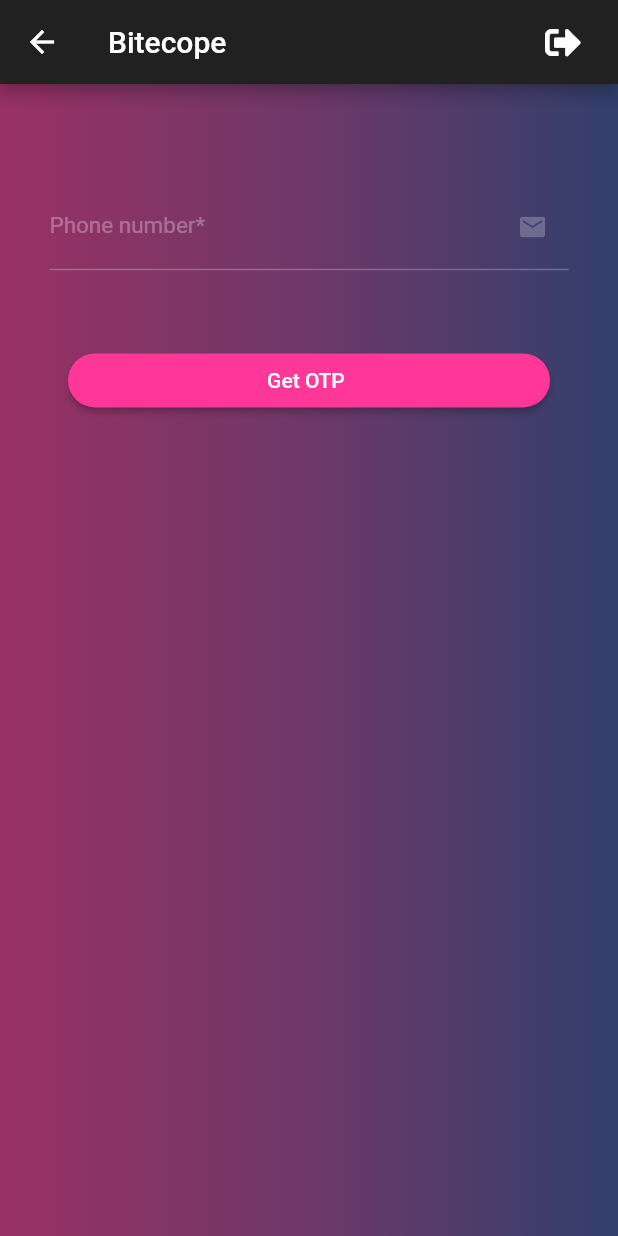
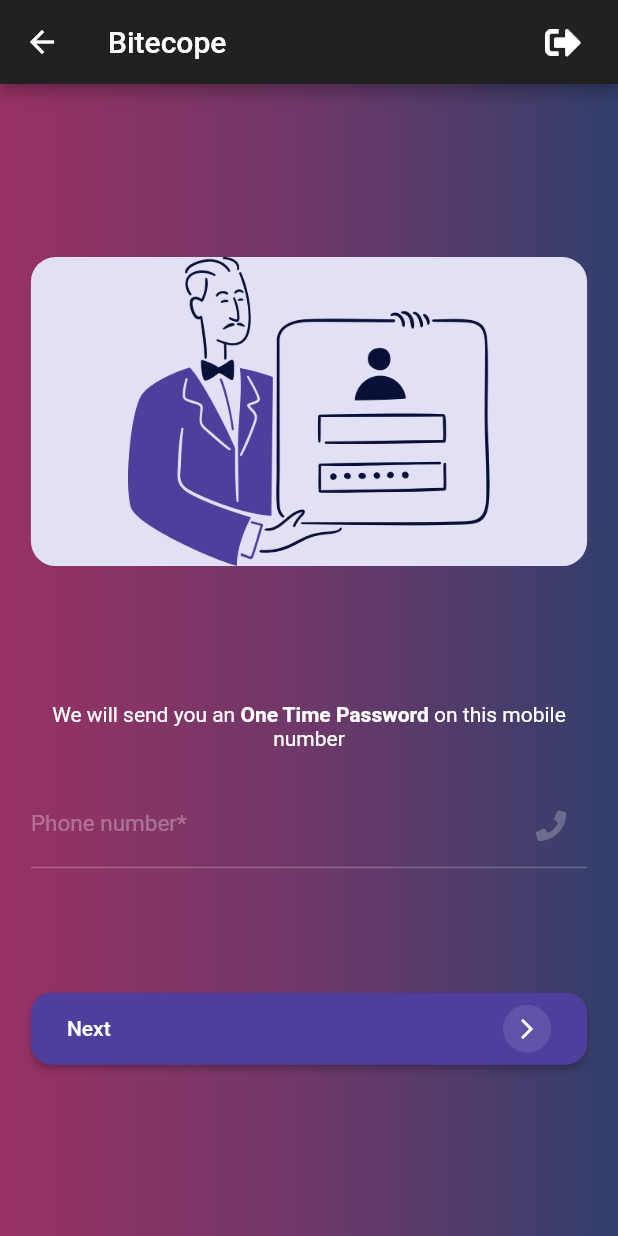
Before and after one commit to Monofyi/Bitcope-Flutter, a Flutter app: the OTPPage screen opened directly, on a phone screen of 412 x 824 dp. Run offline on Flutter 3.47's test engine with Material 2 defaults, Android fonts, the phone set to English and light mode, and no system bars; our stand-ins replace bloc, dio, equatable, flutter_bloc, font_awesome_flutter, permission_handler and 1 more; missing offline and left inert: flutter_barcode_scanner; accounts and stored records are empty.

Commit message:
First working Release Apk version-4

```diff
--- a/lib/features/sendotp/presentation/bloc/otp_bloc.dart
+++ b/lib/features/sendotp/presentation/bloc/otp_bloc.dart
@@ -18,6 +18,7 @@ class OTPBloc extends Bloc<OTPEvent, OTPState> {
     OTPEvent event,
   ) async* {
     if (event is GetOTPButtonPressed) {
+      yield LoadProgressBar();
       try {
         String token = await otpRepository.getTokenForSentOTP();
         String url = Uri.https(
@@ -43,6 +44,7 @@ class OTPBloc extends Bloc<OTPEvent, OTPState> {
       } catch (e) {}
     }
     if (event is VerifyOTPButtonPressed) {
+      yield LoadProgressBar();
       try {
         String token = await otpRepository.getTokenForSentOTP();
         String urlValidateOtp = Uri.https(
--- a/lib/features/sendotp/presentation/pages/otp_page.dart
+++ b/lib/features/sendotp/presentation/pages/otp_page.dart
@@ -1,17 +1,20 @@
 import 'package:bitcope/core/utils/customtextfield.dart';
 import 'package:bitcope/core/utils/sizeconfig.dart';
 import 'package:bitcope/features/authentication/authentication_bloc.dart';
+import 'package:bitcope/features/dashboard/presentation/pages/dashboard_page.dart';
 import 'package:bitcope/features/sendotp/data/repository/otp_repository.dart';
 import 'package:bitcope/features/sendotp/presentation/bloc/otp_bloc.dart';
 import 'package:flutter/material.dart';
 import 'package:flutter_bloc/flutter_bloc.dart';
 import 'package:font_awesome_flutter/font_awesome_flutter.dart';
+import 'package:bitcope/features/sendotp/presentation/widgets/otp_verified.dart';
+import 'package:bitcope/features/sendotp/presentation/widgets/otp_initial.dart';
 
 class OTPPage extends StatelessWidget {
   final String transactionId;
   final GlobalKey<ScaffoldState> _scaffoldKey = GlobalKey<ScaffoldState>();
-  final GlobalKey<FormState> _formKey = GlobalKey<FormState>();
-  final _phoneNoController = TextEditingController();
+  final GlobalKey<FormState> formKey = GlobalKey<FormState>();
+  final phoneNoController = TextEditingController();
 
   OTPPage({Key key, this.transactionId}) : super(key: key);
   @override
@@ -36,7 +39,22 @@ class OTPPage extends StatelessWidget {
           )
         ],
       ),
-      body: MultiBlocProvider(
+      body: Container(
+        width: MediaQuery.of(context).size.width,
+        height: MediaQuery.of(context).size.height,
+        decoration: BoxDecoration(
+          gradient: LinearGradient(
+            begin: Alignment.centerLeft,
+            end: Alignment.centerRight,
+            //stops: [0.3, 0.6, .9],
+            colors: [
+              Color(0xff993164),
+              Color(0xff6E3869),
+              Color(0xff323F6C),
+            ],
+          ),
+        ),
+        child: MultiBlocProvider(
           providers: [
             BlocProvider(
               create: (context) {
@@ -47,7 +65,114 @@ class OTPPage extends StatelessWidget {
           child: BlocBuilder<OTPBloc, OTPState>(
             builder: (context, state) {
               if (state is OTPInitial) {
-              return Container(
+                return otpInitial(
+                  formKey: formKey,
+                  context: context,
+                  phoneController: phoneNoController,
+                  onPressed: () {
+                    if (formKey.currentState.validate()) {
+                      BlocProvider.of<OTPBloc>(context).add(
+                        GetOTPButtonPressed(
+                          phoneno: int.parse(phoneNoController.text),
+                          transactionId: transactionId,
+                        ),
+                      );
+                    }
+                  },
+                );
+                // return ListView(
+                //   children: <Widget>[
+                //     SizedBox(
+                //       height: 8.0 * SizeConfig.heightMultiplier,
+                //     ),
+                //     Padding(
+                //       padding: EdgeInsets.only(
+                //           left: 8.0 * SizeConfig.widthMultiplier,
+                //           right: 8.0 * SizeConfig.widthMultiplier),
+                //       child: Form(
+                //         key: formKey,
+                //         child: Column(
+                //           crossAxisAlignment: CrossAxisAlignment.start,
+                //           mainAxisAlignment: MainAxisAlignment.start,
+                //           children: <Widget>[
+                //             customTextFields(
+                //               controller: phoneNoController,
+                //               keyboardType: TextInputType.emailAddress,
+                //               context: context,
+                //               color: Colors.white24,
+                //               iconData: Icons.email,
+                //               name: 'Phone number*',
+                //               validator: (value) {
+                //                 RegExp regExp = new RegExp(
+                //                   r"(\+\d{1,2}\s)?\(?\d{3}\)?[\s.-]?\d{3}[\s.-]?\d{4}$",
+                //                 );
+                //                 if (value.length == 0) {
+                //                   return "Phone no is Required";
+                //                 } else if (!regExp.hasMatch(value)) {
+                //                   return "Phone no is invalid";
+                //                 } else {
+                //                   return null;
+                //                 }
+                //               },
+                //               obscureText: false,
+                //             ),
+                //           ],
+                //         ),
+                //       ),
+                //     ),
+                //     SizedBox(height: 3.0 * SizeConfig.heightMultiplier),
+                //     SizedBox(height: 3.0 * SizeConfig.heightMultiplier),
+                //     Padding(
+                //       padding: EdgeInsets.only(
+                //           left: 11.0 * SizeConfig.widthMultiplier,
+                //           right: 11.0 * SizeConfig.widthMultiplier),
+                //       child: RaisedButton(
+                //         child: Row(
+                //           mainAxisAlignment: MainAxisAlignment.center,
+                //           children: [
+                //             Text(
+                //               'Get OTP',
+                //               style: TextStyle(color: Colors.white),
+                //             ),
+                //             SizedBox(
+                //               width: 1.0 * SizeConfig.widthMultiplier,
+                //             ),
+                //             state is LoadProgressBar
+                //                 ? SizedBox(
+                //                     width: 5.0 * SizeConfig.widthMultiplier,
+                //                     height: 5.0 * SizeConfig.widthMultiplier,
+                //                     child: CircularProgressIndicator(),
+                //                   )
+                //                 : Container(),
+                //           ],
+                //         ),
+                //         color: Color(0xFFFF3799),
+                //         shape: RoundedRectangleBorder(
+                //             borderRadius: BorderRadius.all(Radius.circular(
+                //                 10.0 * SizeConfig.widthMultiplier))),
+                //         onPressed: () {
+                //           if (formKey.currentState.validate()) {
+                //             BlocProvider.of<OTPBloc>(context).add(
+                //               GetOTPButtonPressed(
+                //                 phoneno: int.parse(phoneNoController.text),
+                //                 transactionId: transactionId,
+                //               ),
+                //             );
+                //           }
+                //         },
+                //       ),
+                //     ),
+                //     SizedBox(height: 3.0 * SizeConfig.heightMultiplier),
+                //     SizedBox(
+                //       height: 3.0 * SizeConfig.heightMultiplier,
+                //     ),
+                //   ],
+                // );
+              }
+              if (state is OTPHasSent) {
+                phoneNoController.clear();
+                return Center(
+                  child: Container(
                     decoration: BoxDecoration(
                       gradient: LinearGradient(
                         begin: Alignment.centerLeft,
@@ -70,118 +195,14 @@ class OTPPage extends StatelessWidget {
                               left: 8.0 * SizeConfig.widthMultiplier,
                               right: 8.0 * SizeConfig.widthMultiplier),
                           child: Form(
-                          key: _formKey,
+                            key: formKey,
                             child: Column(
                               crossAxisAlignment: CrossAxisAlignment.start,
                               mainAxisAlignment: MainAxisAlignment.start,
                               children: <Widget>[
                                 customTextFields(
-                                controller: _phoneNoController,
-                                keyboardType: TextInputType.emailAddress,
-                                context: context,
-                                color: Colors.white24,
-                                iconData: Icons.email,
-                                name: 'Phone number*',
-                                validator: (value) {
-                                  RegExp regExp = new RegExp(
-                                    r"(\+\d{1,2}\s)?\(?\d{3}\)?[\s.-]?\d{3}[\s.-]?\d{4}$",
-                                  );
-                                  if (value.length == 0) {
-                                    return "Phone no is Required";
-                                  } else if (!regExp.hasMatch(value)) {
-                                    return "Phone no is invalid";
-                                  } else {
-                                    return null;
-                                  }
-                                },
-                                obscureText: false,
-                              ),
-                            ],
-                          ),
-                        ),
-                      ),
-                      SizedBox(height: 3.0 * SizeConfig.heightMultiplier),
-                      SizedBox(height: 3.0 * SizeConfig.heightMultiplier),
-                      Padding(
-                        padding: EdgeInsets.only(
-                            left: 11.0 * SizeConfig.widthMultiplier,
-                            right: 11.0 * SizeConfig.widthMultiplier),
-                        child: RaisedButton(
-                          child: Row(
-                            mainAxisAlignment: MainAxisAlignment.center,
-                            children: [
-                              Text(
-                                'Get OTP',
-                                style: TextStyle(color: Colors.white),
-                              ),
-                              SizedBox(
-                                width: 1.0 * SizeConfig.widthMultiplier,
-                              ),
-                              state is LoadProgressBar
-                                  ? SizedBox(
-                                      width: 5.0 * SizeConfig.widthMultiplier,
-                                      height: 5.0 * SizeConfig.widthMultiplier,
-                                      child: CircularProgressIndicator(),
-                                    )
-                                  : Container(),
-                            ],
-                          ),
-                          color: Color(0xFFFF3799),
-                          shape: RoundedRectangleBorder(
-                              borderRadius: BorderRadius.all(Radius.circular(
-                                  10.0 * SizeConfig.widthMultiplier))),
-                          onPressed: () {
-                            if (_formKey.currentState.validate()) {
-                              BlocProvider.of<OTPBloc>(context).add(
-                                GetOTPButtonPressed(
-                                  phoneno: int.parse(_phoneNoController.text),
-                                  transactionId: transactionId,
-                                ),
-                              );
-                            }
-                          },
-                        ),
-                      ),
-                      SizedBox(height: 3.0 * SizeConfig.heightMultiplier),
-                      SizedBox(
-                        height: 3.0 * SizeConfig.heightMultiplier,
-                      ),
-                    ],
-                  ));
-            }
-            if (state is OTPHasSent) {
-              _phoneNoController.clear();
-              return Container(
-                decoration: BoxDecoration(
-                  gradient: LinearGradient(
-                    begin: Alignment.centerLeft,
-                    end: Alignment.centerRight,
-                    //stops: [0.3, 0.6, .9],
-                    colors: [
-                      Color(0xff993164),
-                      Color(0xff6E3869),
-                      Color(0xff323F6C),
-                    ],
-                  ),
-                ),
-                child: ListView(
-                  children: <Widget>[
-                    SizedBox(
-                      height: 8.0 * SizeConfig.heightMultiplier,
-                    ),
-                    Padding(
-                      padding: EdgeInsets.only(
-                          left: 8.0 * SizeConfig.widthMultiplier,
-                          right: 8.0 * SizeConfig.widthMultiplier),
-                      child: Form(
-                        key: _formKey,
-                        child: Column(
-                          crossAxisAlignment: CrossAxisAlignment.start,
-                          mainAxisAlignment: MainAxisAlignment.start,
-                          children: <Widget>[
-                            customTextFields(
-                              controller: _phoneNoController,
-                              keyboardType: TextInputType.emailAddress,
+                                  controller: phoneNoController,
+                                  keyboardType: TextInputType.phone,
                                   context: context,
                                   color: Colors.white24,
                                   iconData: Icons.email,
@@ -219,7 +240,8 @@ class OTPPage extends StatelessWidget {
                                 state is LoadProgressBar
                                     ? SizedBox(
                                         width: 5.0 * SizeConfig.widthMultiplier,
-                                    height: 5.0 * SizeConfig.widthMultiplier,
+                                        height:
+                                            5.0 * SizeConfig.widthMultiplier,
                                         child: CircularProgressIndicator(),
                                       )
                                     : Container(),
@@ -230,10 +252,10 @@ class OTPPage extends StatelessWidget {
                                 borderRadius: BorderRadius.all(Radius.circular(
                                     10.0 * SizeConfig.widthMultiplier))),
                             onPressed: () {
-                          if (_formKey.currentState.validate()) {
+                              if (formKey.currentState.validate()) {
                                 BlocProvider.of<OTPBloc>(context).add(
                                   VerifyOTPButtonPressed(
-                                  otp: (_phoneNoController.text),
+                                      otp: (phoneNoController.text),
                                       transactionId: transactionId),
                                 );
                               }
@@ -246,15 +268,27 @@ class OTPPage extends StatelessWidget {
                         ),
                       ],
                     ),
+                  ),
                 );
               }
               if (state is OTPHasVerfied) {
-              return Container(child: Text("Delivery Completed"));
+                return otpVerified(
+                  onPressed: () {
+                    Navigator.of(context).pushReplacement(
+                        MaterialPageRoute(builder: (context) => Dashboard()));
+                  },
+                );
+              }
+              if (state is LoadProgressBar) {
+                return Center(
+                  child: CircularProgressIndicator(),
+                );
               }
               return Container();
             },
           ),
         ),
+      ),
     );
   }
 }
--- /dev/null
+++ b/lib/features/sendotp/presentation/widgets/mycolors.dart
@@ -0,0 +1,6 @@
+import 'package:flutter/material.dart';
+
+class MyColors {
+  static const Color primaryColor = Color(0xFF503E9D);
+  static const Color primaryColorLight = Color(0xFF6252A7);
+}
--- /dev/null
+++ b/lib/features/sendotp/presentation/widgets/otp_initial.dart
@@ -0,0 +1,162 @@
+import 'package:bitcope/core/utils/customtextfield.dart';
+import 'package:bitcope/core/utils/sizeconfig.dart';
+import 'package:flutter/cupertino.dart';
+import 'package:bitcope/features/sendotp/presentation/widgets/mycolors.dart';
+import 'package:flutter/material.dart';
+import 'package:font_awesome_flutter/font_awesome_flutter.dart';
+
+Widget otpInitial(
+    {@required BuildContext context,
+    @required Function onPressed,
+    @required TextEditingController phoneController,
+    Key formKey}) {
+  return SingleChildScrollView(
+    child: SafeArea(
+      child: Container(
+        height: MediaQuery.of(context).size.height,
+        child: Column(
+          children: <Widget>[
+            Expanded(
+              //flex: 2,
+              child: Column(
+                children: <Widget>[
+                  Container(
+                    margin: EdgeInsets.symmetric(
+                        horizontal: 5.0 * SizeConfig.widthMultiplier,
+                        vertical: 2.5 * SizeConfig.heightMultiplier),
+                    child: Stack(
+                      children: <Widget>[
+                        Center(
+                          child: Container(
+                            child: Center(
+                              child: Container(
+                                  constraints: BoxConstraints(
+                                      maxHeight:
+                                          50 * SizeConfig.heightMultiplier),
+                                  margin: EdgeInsets.symmetric(
+                                      horizontal:
+                                          2.0 * SizeConfig.widthMultiplier),
+                                  child: Image.asset('assets/img/login.png')),
+                            ),
+                            height: 25.0 * SizeConfig.heightMultiplier,
+                            constraints: BoxConstraints(
+                                maxWidth: 90.0 * SizeConfig.widthMultiplier),
+                            margin: EdgeInsets.only(
+                                top: 11.5 * SizeConfig.heightMultiplier),
+                            decoration: BoxDecoration(
+                                color: Color(0xFFE1E0F5),
+                                borderRadius: BorderRadius.all(Radius.circular(
+                                    4 * SizeConfig.widthMultiplier))),
+                          ),
+                        ),
+                      ],
+                    ),
+                  ),
+                ],
+              ),
+            ),
+            Expanded(
+              // flex: 2,
+              child: Column(
+                children: <Widget>[
+                  Container(
+                      constraints: BoxConstraints(
+                          maxWidth: 90.0 * SizeConfig.widthMultiplier),
+                      margin: EdgeInsets.symmetric(
+                          horizontal: 3.0 * SizeConfig.widthMultiplier),
+                      child: RichText(
+                        textAlign: TextAlign.center,
+                        text: TextSpan(children: <TextSpan>[
+                          TextSpan(
+                              text: 'We will send you an ',
+                              style: TextStyle(color: Colors.white)),
+                          TextSpan(
+                              text: 'One Time Password ',
+                              style: TextStyle(
+                                  color: Colors.white,
+                                  fontWeight: FontWeight.bold)),
+                          TextSpan(
+                              text: 'on this mobile number',
+                              style: TextStyle(color: Colors.white)),
+                        ]),
+                      )),
+                  Container(
+                    height: 100,
+                    constraints: BoxConstraints(
+                        maxWidth: 90.0 * SizeConfig.widthMultiplier),
+                    margin: EdgeInsets.symmetric(
+                        horizontal: 5.0 * SizeConfig.widthMultiplier,
+                        vertical: 2.5 * SizeConfig.heightMultiplier),
+                    child: Form(
+                      key: formKey,
+                      child: customTextFields(
+                        controller: phoneController,
+                        keyboardType: TextInputType.phone,
+                        context: context,
+                        color: Colors.white24,
+                        iconData: FontAwesomeIcons.phone,
+                        name: 'Phone number*',
+                        validator: (value) {
+                          RegExp regExp = new RegExp(
+                            r"(\+\d{1,2}\s)?\(?\d{3}\)?[\s.-]?\d{3}[\s.-]?\d{4}$",
+                          );
+                          if (value.length == 0) {
+                            return "Phone no is Required";
+                          } else if (!regExp.hasMatch(value)) {
+                            return "Phone no is invalid";
+                          } else {
+                            return null;
+                          }
+                        },
+                        obscureText: false,
+                      ),
+                    ),
+                  ),
+                  Container(
+                    margin: EdgeInsets.symmetric(
+                        horizontal: 5.0 * SizeConfig.widthMultiplier,
+                        vertical: 2.5 * SizeConfig.heightMultiplier),
+                    constraints: BoxConstraints(
+                        maxWidth: 90.0 * SizeConfig.widthMultiplier),
+                    child: RaisedButton(
+                      onPressed: onPressed,
+                      color: MyColors.primaryColor,
+                      shape: const RoundedRectangleBorder(
+                          borderRadius: BorderRadius.all(Radius.circular(14))),
+                      child: Container(
+                        padding: const EdgeInsets.symmetric(
+                            vertical: 8, horizontal: 8),
+                        child: Row(
+                          mainAxisAlignment: MainAxisAlignment.spaceBetween,
+                          children: <Widget>[
+                            Text(
+                              'Next',
+                              style: TextStyle(color: Colors.white),
+                            ),
+                            Container(
+                              padding: const EdgeInsets.all(8),
+                              decoration: BoxDecoration(
+                                borderRadius:
+                                    const BorderRadius.all(Radius.circular(20)),
+                                color: MyColors.primaryColorLight,
+                              ),
+                              child: Icon(
+                                Icons.arrow_forward_ios,
+                                color: Colors.white,
+                                size: 16,
+                              ),
+                            )
+                          ],
+                        ),
+                      ),
+                    ),
+                  )
+                ],
+              ),
+            )
+          ],
+        ),
+      ),
+    ),
+  );
+}
```
Also changed, not shown: lib/features/qrcode_validate/presentation/pages/qr_code_screen.dart (+20 -2 lines), lib/features/sendotp/presentation/pages/new_otp_page.dart (deleted, +0 -90 lines), lib/features/sendotp/presentation/widgets/otp_has_sent.dart (added, +98 -0 lines), lib/features/sendotp/presentation/widgets/otp_verified.dart (added, +64 -0 lines), lib/features/sendotp/presentation/widgets/otpnumber.dart (added, +26 -0 lines), pubspec.yaml (+5 -2 lines), assets/img/login.png (added), pubspec.lock. Lines whose indentation alone changed are shown as unchanged.
